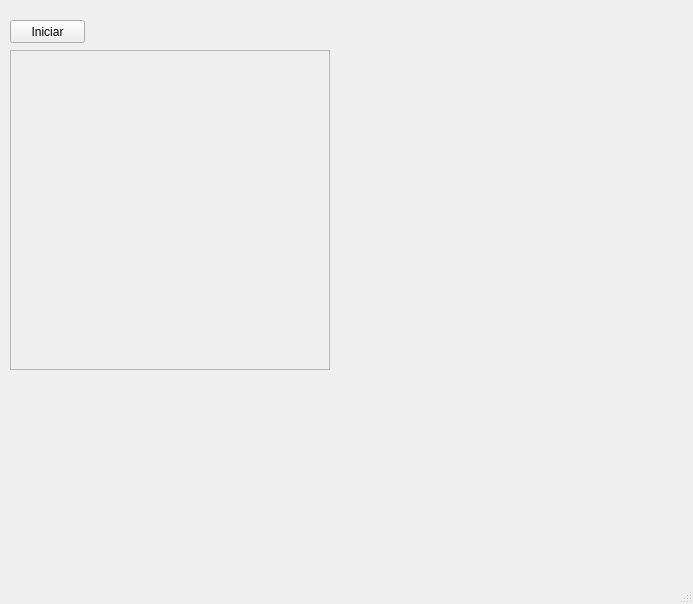
Qt form mainwindow.ui (BraviSoftware/codingdojo4-minesweeper) before a commit.
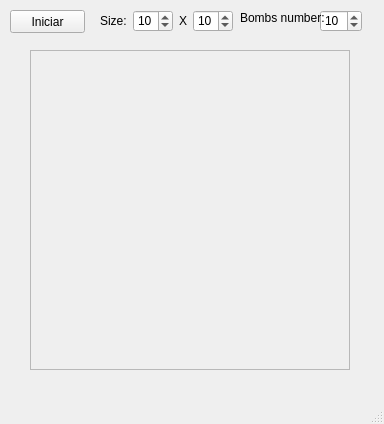
The same form after that commit. Icons and pictures are not drawn.

Commit message: Made the screen dynamic

```diff
--- a/mainwindow.ui
+++ b/mainwindow.ui
@@ -6,8 +6,8 @@
    <rect>
     <x>0</x>
     <y>0</y>
-    <width>693</width>
-    <height>604</height>
+    <width>384</width>
+    <height>424</height>
    </rect>
   </property>
   <property name="contextMenuPolicy">
@@ -25,7 +25,7 @@
     <property name="geometry">
      <rect>
       <x>10</x>
-      <y>20</y>
+      <y>10</y>
       <width>75</width>
       <height>23</height>
      </rect>
@@ -37,7 +37,7 @@
    <widget class="QFrame" name="frame">
     <property name="geometry">
      <rect>
-      <x>10</x>
+      <x>30</x>
       <y>50</y>
       <width>320</width>
       <height>320</height>
@@ -50,6 +50,81 @@
      <enum>QFrame::Raised</enum>
     </property>
    </widget>
+   <widget class="QSpinBox" name="spinBoxBombs">
+    <property name="geometry">
+     <rect>
+      <x>320</x>
+      <y>10</y>
+      <width>42</width>
+      <height>22</height>
+     </rect>
+    </property>
+    <property name="minimum">
+     <number>5</number>
+    </property>
+    <property name="value">
+     <number>10</number>
+    </property>
+   </widget>
+   <widget class="QLabel" name="label_3">
+    <property name="geometry">
+     <rect>
+      <x>240</x>
+      <y>10</y>
+      <width>91</width>
+      <height>16</height>
+     </rect>
+    </property>
+    <property name="text">
+     <string>Bombs number:</string>
+    </property>
+   </widget>
+   <widget class="QWidget" name="">
+    <property name="geometry">
+     <rect>
+      <x>100</x>
+      <y>10</y>
+      <width>133</width>
+      <height>22</height>
+     </rect>
+    </property>
+    <layout class="QHBoxLayout" name="horizontalLayout">
+     <item>
+      <widget class="QLabel" name="label">
+       <property name="text">
+        <string>Size:</string>
+       </property>
+      </widget>
+     </item>
+     <item>
+      <widget class="QSpinBox" name="spinBoxWidth">
+       <property name="minimum">
+        <number>5</number>
+       </property>
+       <property name="value">
+        <number>10</number>
+       </property>
+      </widget>
+     </item>
+     <item>
+      <widget class="QLabel" name="label_2">
+       <property name="text">
+        <string>X</string>
+       </property>
+      </widget>
+     </item>
+     <item>
+      <widget class="QSpinBox" name="spinBoxHeight">
+       <property name="minimum">
+        <number>5</number>
+       </property>
+       <property name="value">
+        <number>10</number>
+       </property>
+      </widget>
+     </item>
+    </layout>
+   </widget>
   </widget>
   <widget class="QMenuBar" name="menubar">
    <property name="geometry">
```
Left out of the diff: 2 changed lines with no effect on the pictures. The commit also changes 4 other files.
